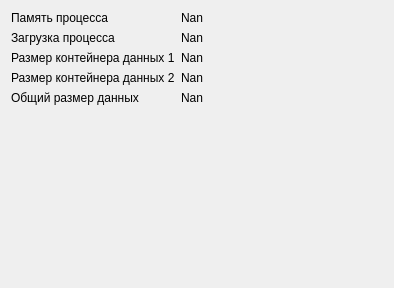
Qt form src/Windows/resoursesview.ui (synestal/Sniffer-no-NDA) before a commit.
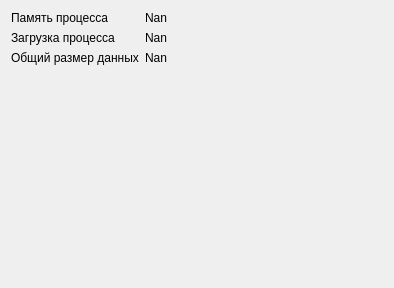
The same form after that commit.

```diff
--- a/src/Windows/resoursesview.ui
+++ b/src/Windows/resoursesview.ui
@@ -45,41 +45,13 @@
       </widget>
      </item>
      <item row="2" column="0">
-      <widget class="QLabel" name="label_3">
-       <property name="text">
-        <string>Размер контейнера данных 1</string>
-       </property>
-      </widget>
-     </item>
-     <item row="2" column="1">
-      <widget class="QLabel" name="label_23">
-       <property name="text">
-        <string>Nan</string>
-       </property>
-      </widget>
-     </item>
-     <item row="3" column="0">
-      <widget class="QLabel" name="label_8">
-       <property name="text">
-        <string>Размер контейнера данных 2</string>
-       </property>
-      </widget>
-     </item>
-     <item row="3" column="1">
-      <widget class="QLabel" name="label_24">
-       <property name="text">
-        <string>Nan</string>
-       </property>
-      </widget>
-     </item>
-     <item row="4" column="0">
       <widget class="QLabel" name="label_5">
        <property name="text">
         <string>Общий размер данных</string>
        </property>
       </widget>
      </item>
-     <item row="4" column="1">
+     <item row="2" column="1">
       <widget class="QLabel" name="label_25">
        <property name="text">
         <string>Nan</string>
```
